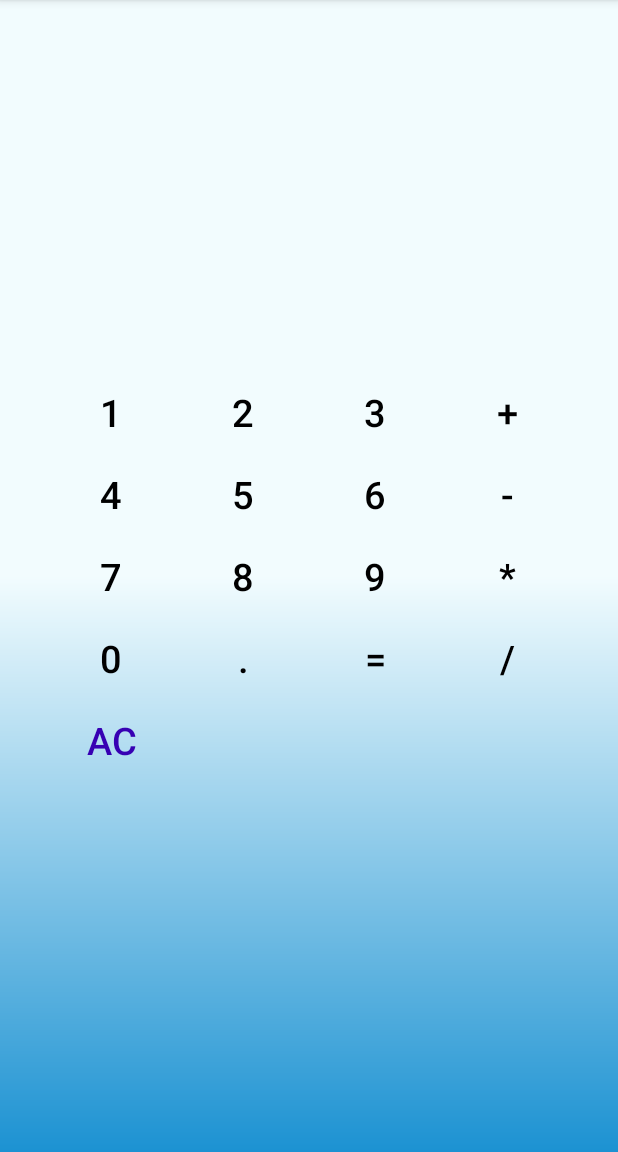
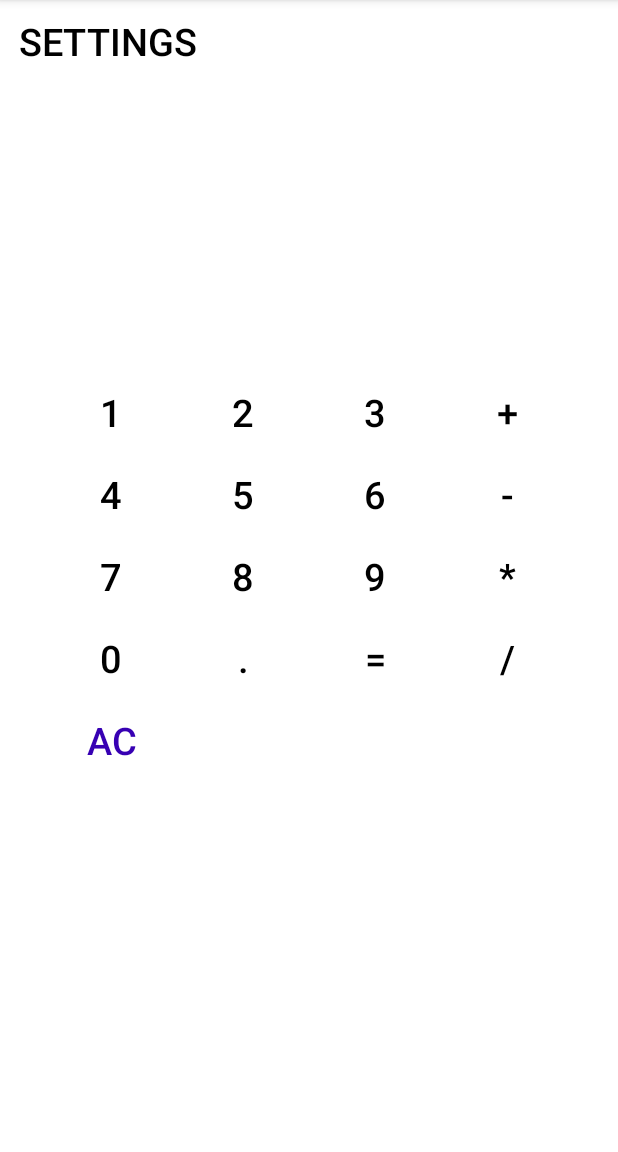
Before and after one commit to DenZoHunter/Calculator, an Android app: the screen it shows after launch (CalculatorActivity), on a phone screen of 412 x 824 dp, the part 84-1236 px from its top. Run offline under Robolectric (Android 15) with nearby library versions, the phone set to English and light mode, and no system bars.

Commit message:
Второе активити с настройками выбора темы приложения

```diff
--- a/app/src/main/AndroidManifest.xml
+++ b/app/src/main/AndroidManifest.xml
@@ -9,7 +9,8 @@
         android:roundIcon="@mipmap/ic_launcher_round"
         android:supportsRtl="true"
         android:theme="@style/Theme.Calculator">
-        <activity android:name="ru.geekbrains.calculator.ui.CalculatorActivity">
+        <activity android:name=".ui.SettingsActivity"></activity>
+        <activity android:name=".ui.CalculatorActivity">
             <intent-filter>
                 <action android:name="android.intent.action.MAIN" />
 
--- a/app/src/main/java/ru/geekbrains/calculator/ui/CalculatorActivity.java
+++ b/app/src/main/java/ru/geekbrains/calculator/ui/CalculatorActivity.java
@@ -1,24 +1,34 @@
 package ru.geekbrains.calculator.ui;
 
+import androidx.annotation.Nullable;
 import androidx.appcompat.app.AppCompatActivity;
 
+import android.app.Activity;
+import android.content.Intent;
+import android.content.SharedPreferences;
 import android.os.Bundle;
 import android.view.View;
+import android.widget.Button;
 import android.widget.TextView;
+
 
 import ru.geekbrains.calculator.R;
 import ru.geekbrains.calculator.logic.CalculatorAndroid;
 
 public class CalculatorActivity extends AppCompatActivity implements CalculatorView {
 
+    private static final int REQUEST_CODE = 10;
+    private static int THEME_CODE;
+
     private CalculatorPresenter presenter;
     private TextView resultTextView;
     private TextView bufferTextView;
 
-
     @Override
     protected void onCreate(Bundle savedInstanceState) {
+
         super.onCreate(savedInstanceState);
+        setTheme(THEME_CODE);
         setContentView(R.layout.activity_main);
 
         presenter = new CalculatorPresenter(this, new CalculatorAndroid());
@@ -92,12 +102,27 @@ public class CalculatorActivity extends AppCompatActivity implements CalculatorV
             presenter.onButtonEqualClick();
         });
 
+        Button btnSettings = findViewById(R.id.btn_settings);
 
+        btnSettings.setOnClickListener(v -> SettingsActivity.show(CalculatorActivity.this, REQUEST_CODE));
+
+    }
+
+    @Override
+    protected void onActivityResult(int requestCode, int resultCode, @Nullable Intent data) {
+        super.onActivityResult(requestCode, resultCode, data);
+
+        if (resultCode == RESULT_OK)
+            if (requestCode == REQUEST_CODE) {
+                if (data != null) {
+                    THEME_CODE = data.getIntExtra(SettingsActivity.ARG_ANSWER, R.style.Theme_Calculator);
+                    recreate();
+                }
+            }
     }
 
     @Override
     public void showResult(String result) {
         resultTextView.setText(resultTextView.getText() + result);
     }
-
 }
--- a/app/src/main/res/layout/activity_calc_grid.xml
+++ b/app/src/main/res/layout/activity_calc_grid.xml
@@ -4,8 +4,7 @@
     android:layout_height="wrap_content"
     android:layout_gravity="center"
     android:columnCount="@integer/column_count"
-    android:orientation="horizontal"
-    android:theme="@style/Theme.Calculator">
+    android:orientation="horizontal">
 
     <com.google.android.material.button.MaterialButton
         android:id="@+id/btn1"
--- a/app/src/main/res/layout/activity_main.xml
+++ b/app/src/main/res/layout/activity_main.xml
@@ -4,8 +4,7 @@
     xmlns:app="http://schemas.android.com/apk/res-auto"
     xmlns:tools="http://schemas.android.com/tools"
     android:layout_width="match_parent"
-    android:layout_height="match_parent"
-    android:background="@drawable/gradient_background">
+    android:layout_height="match_parent">
 
     <com.google.android.material.textview.MaterialTextView
         android:id="@+id/bufferTextView"
@@ -33,5 +32,15 @@
         app:layout_constraintRight_toRightOf="parent"
         app:layout_constraintTop_toTopOf="parent" />
 
+    <com.google.android.material.button.MaterialButton
+        android:id="@+id/btn_settings"
+        android:layout_width="wrap_content"
+        android:layout_height="wrap_content"
+        android:text="@string/button_settings"
+        app:layout_constraintStart_toStartOf="parent"
+        app:layout_constraintTop_toTopOf="parent">
+
+    </com.google.android.material.button.MaterialButton>
+
 
 </androidx.constraintlayout.widget.ConstraintLayout>
--- a/app/src/main/res/values/strings.xml
+++ b/app/src/main/res/values/strings.xml
@@ -18,6 +18,9 @@
     <string name="button_equal">=</string>
     <string name="button_clear">AC</string>
     <string name="result_template">%s%s</string>
+    <string name="button_light_theme">Light</string>
+    <string name="button_dark_theme">Dark</string>
+    <string name="button_settings">Settings</string>
 
 
 </resources>
--- a/app/src/main/res/values/styles.xml
+++ b/app/src/main/res/values/styles.xml
@@ -4,6 +4,6 @@
     <style name="CalcButtonStyle" parent="Widget.AppCompat.Button.Borderless">
         <item name="android:textSize">@dimen/text_size_for_calc_button</item>
         <item name="android:textColor">@color/black</item>
+    </style>
 
-    </style>
 </resources>
```
Also changed, not shown: app/src/main/java/ru/geekbrains/calculator/ui/SettingsActivity.java (added, +48 -0 lines), app/src/main/res/layout/activity_settings.xml (added, +23 -0 lines), app/src/main/res/values/themeDark.xml (added, +19 -0 lines), app/src/main/res/values/themes.xml (+20 -1 lines).
